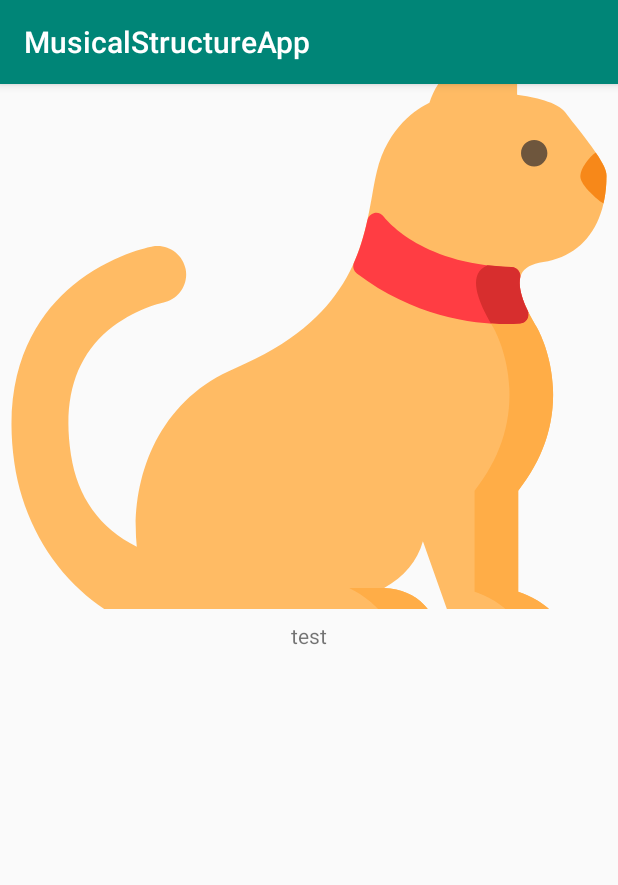
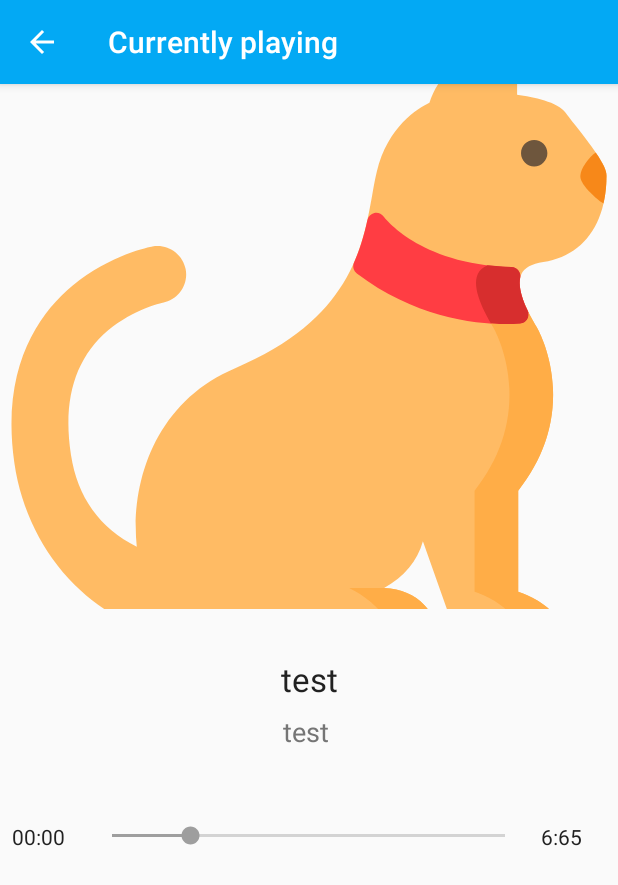
Before and after one commit to AhmadDalao/MusicalStructureApp, an Android app: the screen it shows after launch (playingMusic), after a tap on "test", on a phone screen of 412 x 824 dp. Shown: the top 885 px of the screen. Run offline under Robolectric (Android 15) with nearby library versions, the phone set to English and light mode, and no system bars.

Commit message:
added some changes

```diff
--- a/app/src/main/java/com/example/android/musicalstructureapp/MainActivity.java
+++ b/app/src/main/java/com/example/android/musicalstructureapp/MainActivity.java
@@ -28,7 +28,7 @@ public class MainActivity extends AppCompatActivity {
                 R.raw.color_black));
 
 
-        musicAdatper adapter = new musicAdatper(MainActivity.this, myMusicModels);
+        musicAdapter adapter = new musicAdapter(MainActivity.this, myMusicModels);
         GridView gridView = (GridView) findViewById(R.id.myGridview);
         gridView.setAdapter(adapter);
         gridView.setOnItemClickListener(new AdapterView.OnItemClickListener() {
@@ -45,6 +45,7 @@ public class MainActivity extends AppCompatActivity {
                 bundle.putInt(myConstants.getKeySendImage(), songsList.getmImageResource());
                 bundle.putInt(myConstants.getKeySendSong(), songsList.getmAudio());
                 bundle.putString(myConstants.getKeySendTitle(), songsList.getmSongTitle());
+                bundle.putString(myConstants.getKeySendSingerName() ,songsList.getmSingerName());
 
                 /** using intent to send the data to {@link playingMusic} and start new activity {@link playingMusic} */
                 Intent intent = new Intent(view.getContext(), playingMusic.class);
--- a/app/src/main/java/com/example/android/musicalstructureapp/musicAdatper.java
+++ b/app/src/main/java/com/example/android/musicalstructureapp/musicAdapter.java
@@ -11,7 +11,7 @@ import android.widget.TextView;
 
 import java.util.ArrayList;
 
-public class musicAdatper extends ArrayAdapter {
+public class musicAdapter extends ArrayAdapter {
 
     /**
      * This is our own custom constructor (it doesn't mirror a superclass constructor).
@@ -21,7 +21,7 @@ public class musicAdatper extends ArrayAdapter {
      * @param context   The current context. Used to inflate the layout file.
      * @param musicList A List of AndroidFlavor objects to display in a list
      */
-    public musicAdatper(Context context, ArrayList<myMusicModel> musicList) {
+    public musicAdapter(Context context, ArrayList<myMusicModel> musicList) {
         // Here, we initialize the ArrayAdapter's internal storage for the context and the list.
         // the second argument is used when the ArrayAdapter is populating a single TextView.
         // Because this is a custom adapter for two TextViews and an ImageView, the adapter is not
--- a/app/src/main/java/com/example/android/musicalstructureapp/myConstants.java
+++ b/app/src/main/java/com/example/android/musicalstructureapp/myConstants.java
@@ -14,6 +14,11 @@ public class myConstants {
     private final static String KEY_SEND_IMAGE = "KEY_SEND_IMAGE";
     private final static String KEY_SEND_TITLE = "KEY_SEND_TITLE";
     private final static String KEY_SEND_SONG = "KEY_SEND_SONG";
+    private final static String KEY_SEND_SINGER_NAME = "KEY_SEND_SINGER_NAME";
+
+    public static String getKeySendSingerName() {
+        return KEY_SEND_SINGER_NAME;
+    }
 
     public static String getKeySendImage() {
         return KEY_SEND_IMAGE;
--- a/app/src/main/java/com/example/android/musicalstructureapp/playingMusic.java
+++ b/app/src/main/java/com/example/android/musicalstructureapp/playingMusic.java
@@ -9,9 +9,13 @@ public class playingMusic extends AppCompatActivity {
 
     private TextView songTitle;
     private ImageView ImageAlbum;
-
+    private TextView singerName;
+    /**
+     * declaring variables to hold the data which is sent from {@link MainActivity}
+     */
     private String receiveSongTitle;
     private int receiveImage;
+    private String receiveSingerName;
 
     @Override
     protected void onCreate(Bundle savedInstanceState) {
@@ -21,17 +25,29 @@ public class playingMusic extends AppCompatActivity {
 
         // receive the bundle
         Bundle bundle = getIntent().getExtras();
+        // check if the bundle is not null meaning there is data to be received
         if (bundle != null) {
+            // assigning the data to variables
             receiveSongTitle = bundle.getString(myConstants.getKeySendTitle());
             receiveImage = bundle.getInt(myConstants.getKeySendImage());
+            receiveSingerName = bundle.getString(myConstants.getKeySendSingerName());
 
         }
 
-
+        // finding the view
         songTitle = (TextView) findViewById(R.id.title_of_song_playingMusic);
+        //setting the title to the data received
         songTitle.setText(receiveSongTitle);
 
+        // finding the view
+        singerName = (TextView) findViewById(R.id.singer_name_playingMusic);
+        // setting the name to the data received
+        singerName.setText(receiveSingerName);
+
+
+        // finding the view
         ImageAlbum = (ImageView) findViewById(R.id.image_playingMusic);
+        //setting the album image to the image received
         ImageAlbum.setImageResource(receiveImage);
 
 
--- a/app/src/main/res/layout/activity_playing_music.xml
+++ b/app/src/main/res/layout/activity_playing_music.xml
@@ -10,13 +10,14 @@
         android:id="@+id/image_playingMusic"
         android:layout_width="match_parent"
         android:layout_height="350dp"
-        android:layout_marginBottom="8dp"
         android:scaleType="centerCrop"
         tools:srcCompat="@tools:sample/avatars" />
 
     <LinearLayout
         android:layout_width="match_parent"
-        android:layout_height="wrap_content">
+        android:layout_height="wrap_content"
+        android:layout_marginTop="32dp"
+        android:orientation="vertical">
 
         <TextView
             android:id="@+id/title_of_song_playingMusic"
@@ -24,7 +25,62 @@
             android:layout_height="wrap_content"
             android:layout_gravity="center"
             android:gravity="center"
+            android:textColor="@color/primary_text"
+            android:textSize="@dimen/text_size_large"
             tools:text="test am the song title" />
+
+        <TextView
+            android:id="@+id/singer_name_playingMusic"
+            android:layout_width="match_parent"
+            android:layout_height="wrap_content"
+            android:layout_gravity="center"
+            android:layout_marginTop="8dp"
+            android:gravity="center"
+            android:textColor="@color/secondary_text"
+            android:textSize="@dimen/text_size_medium"
+            tools:text="am the singer" />
+
+    </LinearLayout>
+
+    <LinearLayout
+        android:layout_width="match_parent"
+        android:layout_height="wrap_content"
+        android:layout_marginTop="48dp"
+        android:orientation="horizontal">
+
+        <TextView
+            android:id="@+id/where_song_start"
+            android:layout_width="0dp"
+            android:layout_height="wrap_content"
+            android:layout_weight="1"
+            android:paddingLeft="8dp"
+            android:paddingRight="8dp"
+            android:text="@string/_00_00"
+            android:textColor="@color/primary_text"
+            android:textSize="@dimen/text_size_small" />
+
+        <SeekBar
+            android:id="@+id/seek_bar"
+            android:layout_width="0dp"
+            android:layout_height="wrap_content"
+            android:layout_weight="5"
+            android:max="100"
+            android:paddingLeft="4dp"
+            android:paddingRight="4dp"
+            android:progress="20" />
+
+
+        <TextView
+            android:id="@+id/where_song_end"
+            android:layout_width="0dp"
+            android:layout_height="wrap_content"
+            android:layout_weight="1"
+            android:paddingLeft="8dp"
+            android:paddingRight="8dp"
+            android:text="@string/_6_65"
+            android:textColor="@color/primary_text"
+            android:textSize="@dimen/text_size_small" />
+
 
     </LinearLayout>
 
--- a/app/src/main/res/values/colors.xml
+++ b/app/src/main/res/values/colors.xml
@@ -1,6 +1,15 @@
 <?xml version="1.0" encoding="utf-8"?>
 <resources>
-    <color name="colorPrimary">#008577</color>
-    <color name="colorPrimaryDark">#00574B</color>
-    <color name="colorAccent">#D81B60</color>
+
+
+    <!--  colors to be used in this app-->
+
+    <color name="colorPrimary">#03A9F4</color>
+    <color name="colorPrimaryDark">#0288D1</color>
+    <color name="colorAccent">#9E9E9E</color>
+    <color name="primary_text">#212121</color>
+    <color name="secondary_text">#757575</color>
+    <color name="icons">#FFFFFF</color>
+    <color name="divider">#BDBDBD</color>
+
 </resources>
--- /dev/null
+++ b/app/src/main/res/values/dimens.xml
@@ -0,0 +1,6 @@
+<?xml version="1.0" encoding="utf-8"?>
+<resources>
+    <dimen name="text_size_small">14sp</dimen>
+    <dimen name="text_size_medium">18sp</dimen>
+    <dimen name="text_size_large">22sp</dimen>
+</resources>
--- a/app/src/main/res/values/strings.xml
+++ b/app/src/main/res/values/strings.xml
@@ -1,3 +1,5 @@
 <resources>
     <string name="app_name">MusicalStructureApp</string>
+    <string name="_00_00">00:00</string>
+    <string name="_6_65">6:65</string>
 </resources>
```
Also changed, not shown: app/src/main/AndroidManifest.xml (+12 -2 lines), app/src/main/res/layout/song_layout_list.xml (+7 -1 lines), app/src/main/res/values/styles.xml (+19 -0 lines).
